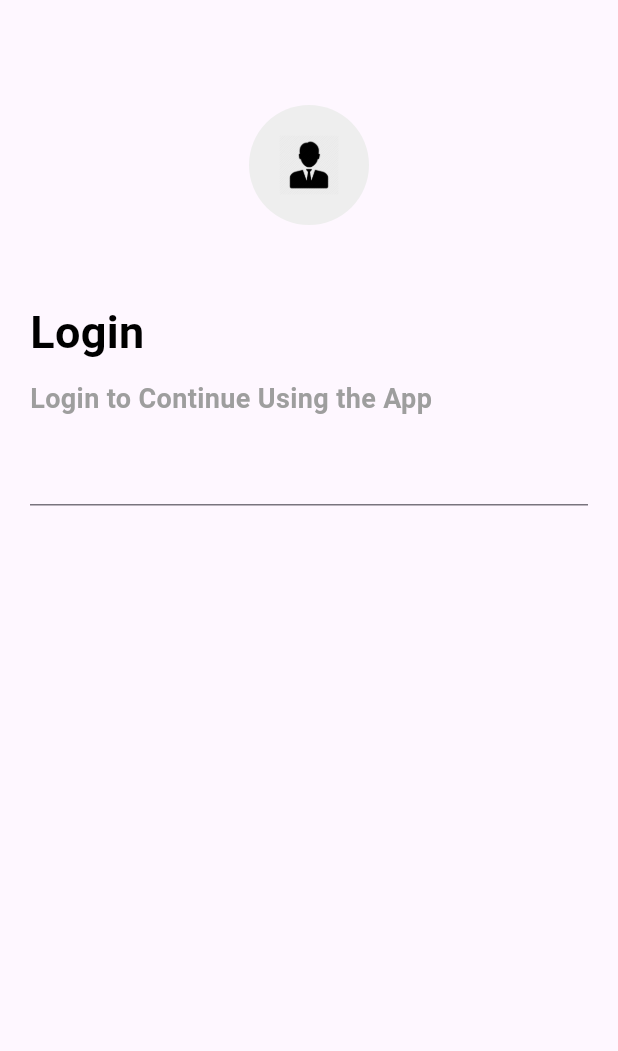
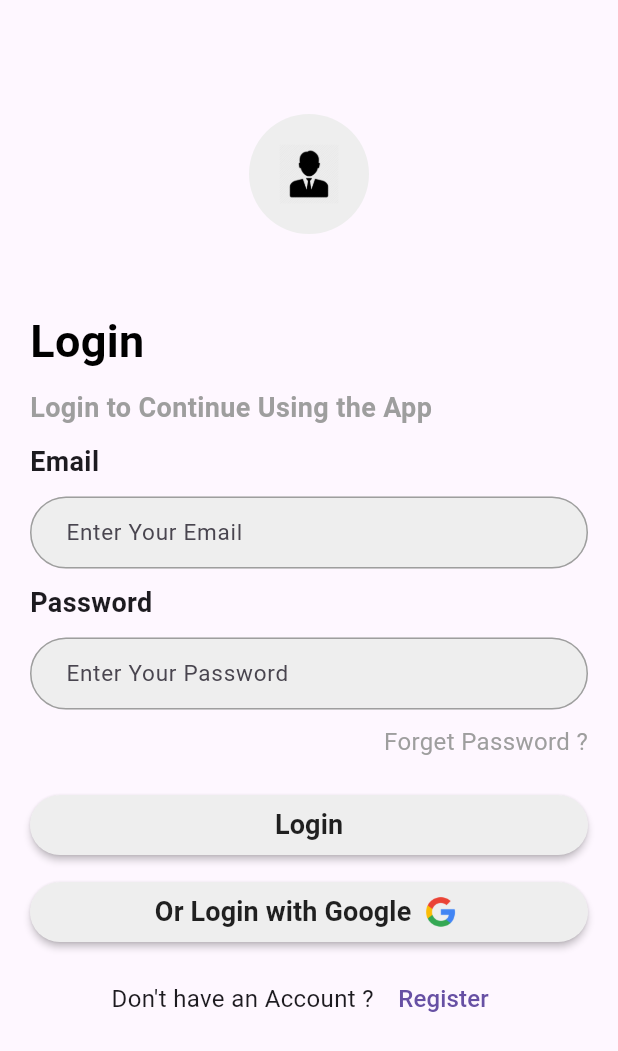
Before and after one commit to Mohalimmed/Auth_Login, a Flutter app: the screen it shows after launch, on a phone screen of 412 x 824 dp. Shown: the top 1051 px of the screen. Run offline on Flutter 3.47's test engine with Material 3 defaults, Android fonts, the phone set to English and light mode, and no system bars; our stand-ins replace awesome_dialog, firebase_auth, firebase_core; accounts and stored records are empty.

Commit message:
finishing the design and adding the login,signup firebase method

```diff
--- a/lib/auth/login.dart
+++ b/lib/auth/login.dart
@@ -1,3 +1,8 @@
+import 'package:auth_login/components/custom_button.dart';
+import 'package:auth_login/components/custom_form_field.dart';
+import 'package:auth_login/components/logo.dart';
+import 'package:awesome_dialog/awesome_dialog.dart';
+import 'package:firebase_auth/firebase_auth.dart';
 import 'package:flutter/material.dart';
 
 class Login extends StatefulWidget {
@@ -8,34 +13,24 @@ class Login extends StatefulWidget {
 }
 
 class _LoginState extends State<Login> {
+
+  TextEditingController email = TextEditingController();
+  TextEditingController password = TextEditingController();
+  GlobalKey<FormState> formState = GlobalKey<FormState>();
   @override
   Widget build(BuildContext context) {
     return Scaffold(
+      appBar: AppBar(forceMaterialTransparency: true,automaticallyImplyLeading: false,),
       body: Padding(
         padding: const EdgeInsets.all(20.0),
         child: ListView(
           children: [
-            Column(
+            Form(
+              key: formState,
+              child: Column(
                 crossAxisAlignment: CrossAxisAlignment.start,
                 children: [
-                const SizedBox(
-                  height: 50,
-                ),
-                Center(
-                  child: Container(
-                    width: 80,
-                    height: 80,
-                    padding: const EdgeInsets.all(10),
-                    alignment: Alignment.center,
-                    decoration: BoxDecoration(
-                        color: Colors.grey[200],
-                        borderRadius: BorderRadius.circular(70)),
-                    child: Image.asset(
-                      'assets/images/logo.png',
-                      height: 40,
-                    ),
-                  ),
-                ),
+                  const Logo(),
                   const SizedBox(
                     height: 50,
                   ),
@@ -59,7 +54,137 @@ class _LoginState extends State<Login> {
                   const SizedBox(
                     height: 10,
                   ),
-                TextFormField(),
+                  const Text(
+                    'Email',
+                    style: TextStyle(fontSize: 18, fontWeight: FontWeight.bold),
+                  ),
+                  const SizedBox(
+                    height: 10,
+                  ),
+                  CustomFormField(controller: email,hint: 'Enter Your Email',validator: (val){
+                    if(val == ''){
+
+                      return 'Can not be Empty';
+                    }
+                    return null;
+                  },),
+                  const SizedBox(
+                    height: 10,
+                  ),
+                  const Text(
+                    'Password',
+                    style: TextStyle(fontSize: 18, fontWeight: FontWeight.bold),
+                  ),
+                  const SizedBox(
+                    height: 10,
+                  ),
+                  CustomFormField(controller: password,hint: 'Enter Your Password',validator: (val){
+                    if(val == ''){
+
+                      return 'Can not be Empty';
+                    }
+                    return null;
+                  },),
+                  Container(
+                    alignment: Alignment.topRight,
+                    padding: const EdgeInsets.only(top: 10, bottom: 20),
+                    child: const Text(
+                      'Forget Password ?',
+                      style: TextStyle(fontSize: 16, color: Colors.grey),
+                    ),
+                  ),
+                ],
+              ),
+            ),
+            CustomButton(
+              text: 'Login',
+              onPressed: () async {
+              if(formState.currentState!.validate()){
+                try {
+                  if (email.text.isEmpty || password.text.isEmpty) {
+                    AwesomeDialog(
+                      context: context,
+                      dialogType: DialogType.error,
+                      animType: AnimType.rightSlide,
+                      title: 'Error',
+                      desc: 'Please fill all fields',
+                      btnOkOnPress: () {},
+                    ).show();
+                    return;
+                  }
+
+                  final credential = await FirebaseAuth.instance.signInWithEmailAndPassword(
+                      email: email.text,
+                      password: password.text
+                  );
+                  AwesomeDialog(
+                    context: context,
+                    dialogType: DialogType.success,
+                    animType: AnimType.rightSlide,
+                    title: 'Success',
+                    desc: 'Login Successful',
+                    btnOkOnPress: () {
+                      Navigator.of(context).pushReplacementNamed('home');
+                    },
+                  ).show();
+
+                } on FirebaseAuthException catch (e) {
+                  String errorMessage = 'An error occurred';
+
+                  if (e.code == 'user-not-found') {
+                    errorMessage = 'No user found for that email';
+                  } else if (e.code == 'wrong-password') {
+                    errorMessage = 'Wrong password provided for that user';
+                  } else if (e.code == 'invalid-email') {
+                    errorMessage = 'Invalid email format';
+                  }
+                  AwesomeDialog(
+                    context: context,
+                    dialogType: DialogType.error,
+                    animType: AnimType.rightSlide,
+                    title: 'Error',
+                    desc: errorMessage,
+                    btnOkOnPress: () {},
+                  ).show();
+                } catch (e) {
+                  AwesomeDialog(
+                    context: context,
+                    dialogType: DialogType.error,
+                    animType: AnimType.rightSlide,
+                    title: 'Error',
+                    desc: 'An unexpected error occurred',
+                    btnOkOnPress: () {},
+                  ).show();
+                }
+              }
+              },
+            ),
+            const SizedBox(height: 10,),
+            MaterialButton(
+              onPressed: () {},
+              height: 40,
+              shape: RoundedRectangleBorder(
+                  borderRadius: BorderRadius.circular(20)),
+              color: Colors.grey[200],
+              child:  Row(
+                mainAxisAlignment: MainAxisAlignment.center,
+                children: [
+                  const Text(
+                    'Or Login with Google ',
+                    style: TextStyle(fontWeight: FontWeight.bold, fontSize: 18),
+                  ),
+                  Image.asset('assets/images/google.png',width: 30,)
+                ],
+              ),
+            ),
+            const SizedBox(height: 10,),
+             Row(
+               mainAxisAlignment: MainAxisAlignment.center,
+              children: [
+                const Text("Don't have an Account ? ",style: TextStyle(fontSize: 16),),
+                TextButton(onPressed: (){
+                  Navigator.of(context).pushReplacementNamed('SignUp');
+                }, child: const Text('Register',style: TextStyle(fontSize: 16),))
               ],
             )
           ],
--- /dev/null
+++ b/lib/components/custom_button.dart
@@ -0,0 +1,22 @@
+import 'package:flutter/material.dart';
+
+class CustomButton extends StatelessWidget {
+  const CustomButton({super.key, this.onPressed, required this.text});
+final void Function()? onPressed;
+final String text;
+
+  @override
+  Widget build(BuildContext context) {
+    return  MaterialButton(
+      onPressed: onPressed,
+      height: 40,
+      shape: RoundedRectangleBorder(
+          borderRadius: BorderRadius.circular(20)),
+      color: Colors.grey[200],
+      child:  Text(
+        text,
+        style: const TextStyle(fontWeight: FontWeight.bold, fontSize: 18),
+      ),
+    );
+  }
+}
--- /dev/null
+++ b/lib/components/custom_form_field.dart
@@ -0,0 +1,28 @@
+import 'package:flutter/material.dart';
+
+class CustomFormField extends StatelessWidget {
+  const CustomFormField({super.key, required this.hint, required this.controller, this.validator});
+final String hint;
+final TextEditingController controller;
+final String? Function(String?)? validator;
+  @override
+  Widget build(BuildContext context) {
+    return TextFormField(
+      validator: validator,
+      controller: controller,
+      decoration: InputDecoration(
+          hintText: hint,
+          hintStyle: const TextStyle(fontSize: 15),
+          filled: true,
+          contentPadding: const EdgeInsets.symmetric(
+              vertical: 2, horizontal: 20.0),
+          fillColor: Colors.grey[200],
+          border: OutlineInputBorder(
+              borderRadius: BorderRadius.circular(50),
+              borderSide: const BorderSide(color: Colors.grey)),
+          enabledBorder: OutlineInputBorder(
+              borderRadius: BorderRadius.circular(50),
+              borderSide: const BorderSide(color: Colors.grey))),
+    );
+  }
+}
--- /dev/null
+++ b/lib/components/logo.dart
@@ -0,0 +1,24 @@
+import 'package:flutter/material.dart';
+
+class Logo extends StatelessWidget {
+  const Logo({super.key});
+
+  @override
+  Widget build(BuildContext context) {
+    return  Center(
+      child: Container(
+        width: 80,
+        height: 80,
+        padding: const EdgeInsets.all(10),
+        alignment: Alignment.center,
+        decoration: BoxDecoration(
+            color: Colors.grey[200],
+            borderRadius: BorderRadius.circular(70)),
+        child: Image.asset(
+          'assets/images/logo.png',
+          height: 40,
+        ),
+      ),
+    );
+  }
+}
--- a/lib/main.dart
+++ b/lib/main.dart
@@ -1,4 +1,7 @@
 import 'package:auth_login/auth/login.dart';
+import 'package:auth_login/auth/sign_up.dart';
+import 'package:auth_login/home.dart';
+import 'package:firebase_auth/firebase_auth.dart';
 import 'package:firebase_core/firebase_core.dart';
 import 'package:flutter/material.dart';
 
@@ -9,15 +12,38 @@ void main() async {
   runApp(const MyApp());
 }
 
-class MyApp extends StatelessWidget {
+class MyApp extends StatefulWidget {
   const MyApp({super.key});
 
-  // This widget is the root of your application.
+  @override
+  State<MyApp> createState() => _MyAppState();
+}
+
+class _MyAppState extends State<MyApp> {
+  @override
+  void initState() {
+    FirebaseAuth.instance
+        .authStateChanges()
+        .listen((User? user) {
+      if (user == null) {
+        print('User is currently signed out!');
+      } else {
+        print('User is signed in!');
+      }
+    });
+
+    super.initState();
+  }
   @override
   Widget build(BuildContext context) {
-    return const MaterialApp(
+    return MaterialApp(
      debugShowCheckedModeBanner: false,
-      home: Login(),
+      home: FirebaseAuth.instance.currentUser == null ? Login() : Home(),
+      routes: {
+        'SignUp' : (context) => const SignUp(),
+        'Login' : (context) => const Login(),
+        'home' : (context) => const Home(),
+      },
     );
   }
 }
--- a/pubspec.yaml
+++ b/pubspec.yaml
@@ -35,6 +35,7 @@ dependencies:
   # The following adds the Cupertino Icons font to your application.
   # Use with the CupertinoIcons class for iOS style icons.
   cupertino_icons: ^1.0.8
+  awesome_dialog: ^3.2.1
   firebase_core: ^3.8.1
   cloud_firestore: ^5.5.1
   firebase_storage: ^12.3.7
```
Also changed, not shown: lib/auth/sign_up.dart (+192 -0 lines), lib/home.dart (added, +21 -0 lines), assets/images/google.png (added), pubspec.lock, 6 other files. Lines whose indentation alone changed are shown as unchanged.
